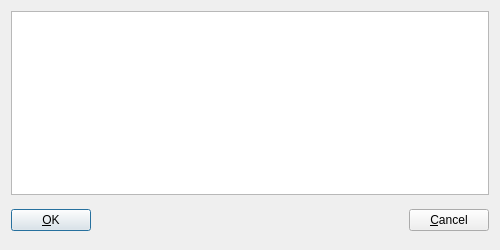
Old version of the form mnemosyne/mnemosyne/pyqt_ui/activate_plugins_dlg.ui in the repository vasvlad/pomni.
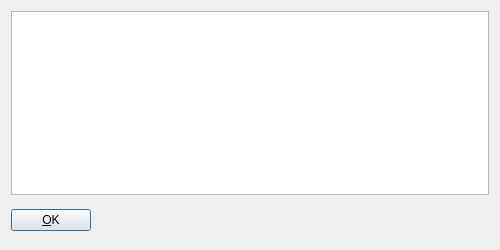
New version of the form.

Commit message: Check for missing plugins.

```diff
--- a/mnemosyne/mnemosyne/pyqt_ui/activate_plugins_dlg.ui
+++ b/mnemosyne/mnemosyne/pyqt_ui/activate_plugins_dlg.ui
@@ -49,13 +49,6 @@
          </property>
         </spacer>
        </item>
-       <item>
-        <widget class="QPushButton" name="cancel_button" >
-         <property name="text" >
-          <string>&amp;Cancel</string>
-         </property>
-        </widget>
-       </item>
       </layout>
      </item>
     </layout>
```
Left out of the diff: 16 changed lines with no effect on the pictures. The commit also changes 7 other files.
